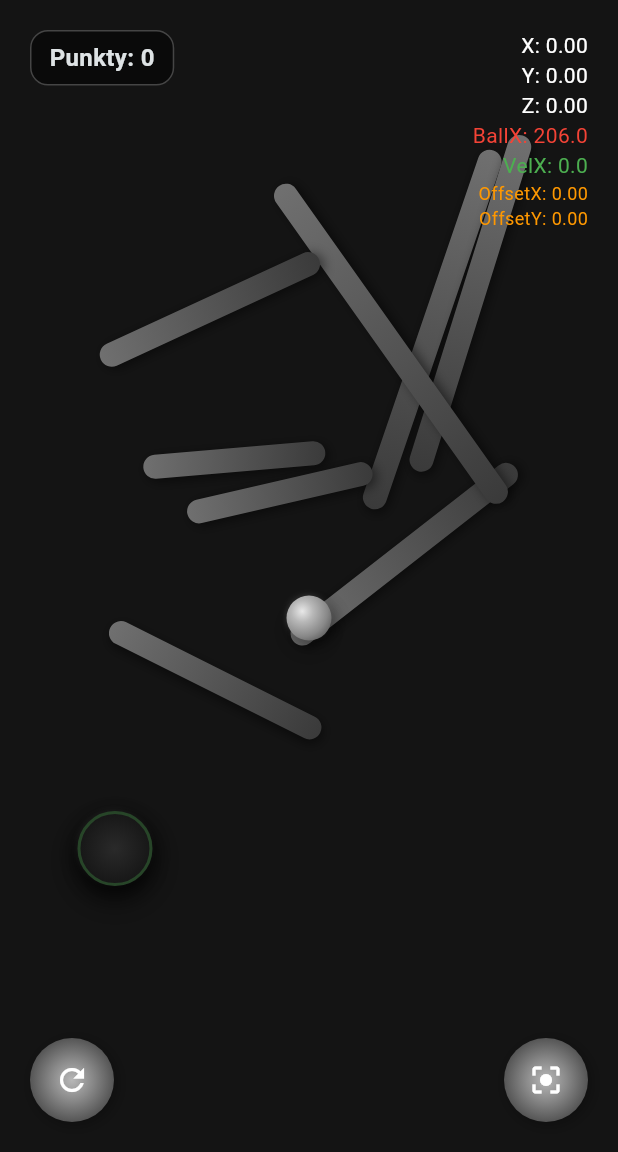
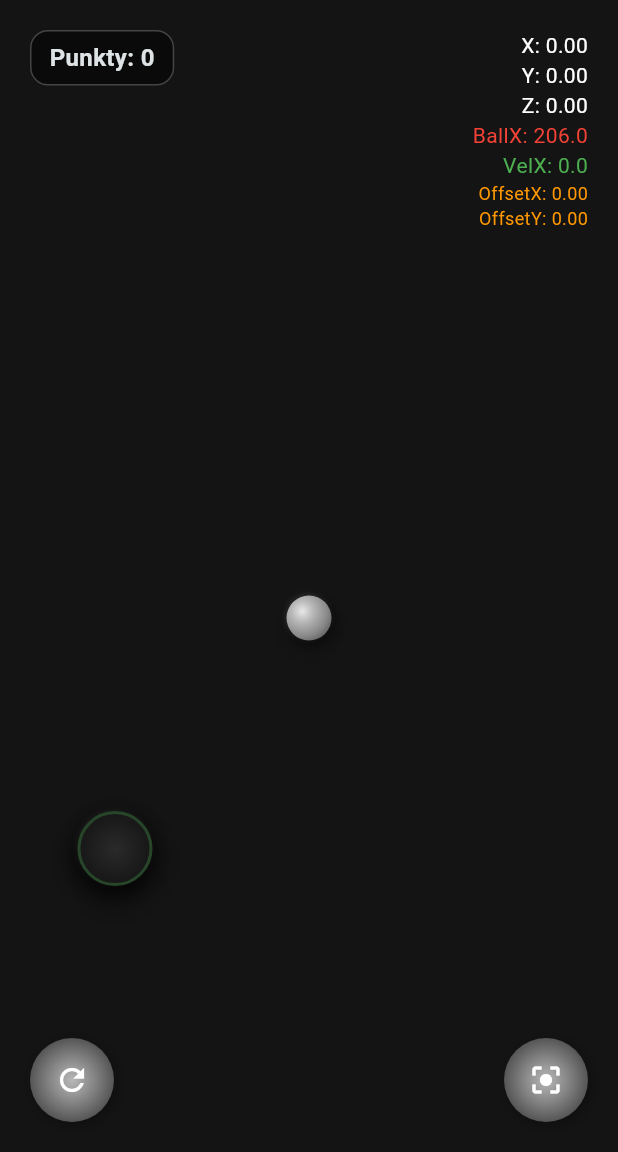
Before and after one commit to Cay00/BalanceGame, a Flutter app: the screen it shows after launch, after a tap on "GRAJ", on a phone screen of 412 x 824 dp, the part 84-1236 px from its top. Run offline on Flutter 3.47's test engine with Material 3 defaults, Android fonts, the phone set to English and light mode, and no system bars; our stand-ins replace sensors_plus.

Commit message:
obstacles removed

```diff
--- a/lib/mechanics/game_physics.dart
+++ b/lib/mechanics/game_physics.dart
@@ -1,29 +1,10 @@
-import 'dart:math';
-
-/// Prosta reprezentacja prostokątnej przeszkody na planszy
-class Obstacle {
-  final double x; // lewy górny róg
-  final double y;
-  final double width;
-  final double height;
-  final double angle; // kąt obrotu (radiany) dla wizualizacji
-
-  const Obstacle({
-    required this.x,
-    required this.y,
-    required this.width,
-    required this.height,
-    required this.angle,
-  });
-}
-
-/// Fizyka gry - zarządza ruchem kulki, kolizjami i przeszkodami
+/// Fizyka gry - zarządza ruchem kulki i kolizjami
 ///
 /// Zawiera:
 /// - Pozycję i prędkość kulki
 /// - Parametry fizyki (grawitacja, tarcie)
 /// - Kalibrację akcelerometru
-/// - Logikę kolizji ze ścianami i przeszkodami
+/// - Logikę kolizji ze ścianami
 class GamePhysics {
   // === FIZYKA KULKI ===
   double ballX = 0.0; // Pozycja kulki w osi X (piksele)
@@ -50,10 +31,6 @@ class GamePhysics {
 
   double _bottomPadding = 0.0;
 
-  // === PRZESZKODY ===
-  final List<Obstacle> obstacles = [];
-  final Random _random = Random();
-
   /// Inicjalizuje fizykę z wymiarami ekranu
   void initialize(double width, double height, {double bottomPadding = 0}) {
     screenWidth = width;
@@ -63,9 +40,6 @@ class GamePhysics {
     ballY = height / 2;
     // Zapisz padding dolny dla kolizji
     _bottomPadding = bottomPadding;
-
-    // Wygeneruj losowe przeszkody
-    _generateObstacles();
   }
 
   /// Resetuje pozycję kulki na środek ekranu i zatrzymuje ją
@@ -74,9 +48,6 @@ class GamePhysics {
     ballY = screenHeight / 2;
     velocityX = 0.0;
     velocityY = 0.0;
-
-    // Opcjonalnie odśwież przeszkody przy resecie
-    _generateObstacles();
   }
 
   /// Kalibruje akcelerometr - zapisuje aktualne wartości jako "poziom 0"
@@ -119,9 +90,6 @@ class GamePhysics {
 
     // === KOLIZJE ZE ŚCIANAMI ===
     _handleCollisions();
-
-    // === KOLIZJE Z PRZESZKODAMI ===
-    _handleObstacleCollisions();
   }
 
   /// Aktualizuje wynik gry na podstawie pozycji dziury
@@ -168,117 +136,4 @@ class GamePhysics {
       velocityY = -velocityY * 0.8;
     }
   }
-
-  /// Generuje losowe, podłużne przeszkody
-  void _generateObstacles() {
-    obstacles.clear();
-
-    if (screenWidth == 0 || screenHeight == 0) {
-      return;
-    }
-
-    const int count = 8;
-    const int maxAttemptsPerObstacle = 25;
-
-    for (var i = 0; i < count; i++) {
-      Obstacle? newObstacle;
-
-      for (var attempt = 0; attempt < maxAttemptsPerObstacle; attempt++) {
-        final isHorizontal = _random.nextBool();
-
-        final double length = (isHorizontal ? screenWidth : screenHeight) *
-            (0.25 + _random.nextDouble() * 0.25);
-        const double thickness = 16.0;
-        final double angle = (_random.nextDouble() - 0.5) * pi / 2; // ~ -45°..45°
-
-        double x, y, width, height;
-
-        if (isHorizontal) {
-          width = length;
-          height = thickness;
-          x = _random.nextDouble() * (screenWidth - width - 40) + 20;
-          y = _random.nextDouble() * (screenHeight * 0.6 - height - 40) + 60;
-        } else {
-          width = thickness;
-          height = length;
-          x = _random.nextDouble() * (screenWidth * 0.8 - width - 40) + 40;
-          y = _random.nextDouble() * (screenHeight * 0.5 - height - 40) + 80;
-        }
-
-        final candidate = Obstacle(
-          x: x,
-          y: y,
-          width: width,
-          height: height,
-          angle: angle,
-        );
-
-        // Sprawdź, czy nachodzi na istniejące przeszkody
-        final overlapsExisting = obstacles.any((existing) {
-          final bool noOverlap =
-              candidate.x + candidate.width <= existing.x ||
-                  existing.x + existing.width <= candidate.x ||
-                  candidate.y + candidate.height <= existing.y ||
-                  existing.y + existing.height <= candidate.y;
-          return !noOverlap;
-        });
-
-        if (!overlapsExisting) {
-          newObstacle = candidate;
-          break;
-        }
-      }
-
-      if (newObstacle != null) {
-        obstacles.add(newObstacle);
-      }
-    }
-  }
-
-  /// Obsługuje kolizje kulki z prostokątnymi przeszkodami
-  void _handleObstacleCollisions() {
-    const double ballRadius = 15.0;
-
-    for (final obstacle in obstacles) {
-      final double left = obstacle.x;
-      final double right = obstacle.x + obstacle.width;
-      final double top = obstacle.y;
-      final double bottom = obstacle.y + obstacle.height;
-
-      // Najbliższy punkt prostokąta do środka kulki
-      final double closestX = ballX.clamp(left, right);
-      final double closestY = ballY.clamp(top, bottom);
-
-      final double dx = ballX - closestX;
-      final double dy = ballY - closestY;
-
-      // Czy kulka wchodzi w prostokąt
-      if (dx * dx + dy * dy <= ballRadius * ballRadius) {
-        // Oblicz penetrację w każdym kierunku i odbij kulkę od najbliższej krawędzi
-        final double overlapLeft = (ballX + ballRadius) - left;
-        final double overlapRight = right - (ballX - ballRadius);
-        final double overlapTop = (ballY + ballRadius) - top;
-        final double overlapBottom = bottom - (ballY - ballRadius);
-
-        final double minOverlap =
-            [overlapLeft, overlapRight, overlapTop, overlapBottom].reduce(min);
-
-        const double bounceFactor = 0.8;
-
-        if (minOverlap == overlapLeft) {
-          ballX = left - ballRadius;
-          velocityX = -velocityX * bounceFactor;
-        } else if (minOverlap == overlapRight) {
-          ballX = right + ballRadius;
-          velocityX = -velocityX * bounceFactor;
-        } else if (minOverlap == overlapTop) {
-          ballY = top - ballRadius;
-          velocityY = -velocityY * bounceFactor;
-        } else {
-          ballY = bottom + ballRadius;
-          velocityY = -velocityY * bounceFactor;
-        }
-      }
-    }
-  }
 }
--- a/lib/ui/screens/game_screen.dart
+++ b/lib/ui/screens/game_screen.dart
@@ -8,7 +8,6 @@ import 'package:balance_game/mechanics/game_physics.dart';
 import 'package:balance_game/ui/widgets/ball_widget.dart';
 import 'package:balance_game/ui/widgets/data_panel.dart';
 import 'package:balance_game/ui/widgets/hole_widget.dart';
-import 'package:balance_game/ui/widgets/obstacle_widget.dart';
 
 /// Główna strona gry z kulką i akcelerometrem
 class MyHomePage extends StatefulWidget {
@@ -129,38 +128,10 @@ class _MyHomePageState extends State<MyHomePage> {
       // Ustal promień dziury
       _holeRadius = 25.0; // Połowa size = 50.0
 
-      // Wylosuj pozycję dziury w bezpiecznym obszarze ekranu,
-      // starając się unikać nachodzenia na przeszkody.
-      const int maxAttempts = 30;
-      double holeX = screenWidth * 0.8;
-      double holeY = screenHeight * 0.7;
-
-      for (var attempt = 0; attempt < maxAttempts; attempt++) {
-        final candidateX =
-            40.0 + _random.nextDouble() * (screenWidth - 80.0); // marginesy
-        final availableHeight = screenHeight - bottomPadding - 160.0;
-        final candidateY = 80.0 + _random.nextDouble() * max(0, availableHeight);
-
-        final overlapsObstacle = _physics.obstacles.any((o) {
-          final left = o.x - _holeRadius;
-          final right = o.x + o.width + _holeRadius;
-          final top = o.y - _holeRadius;
-          final bottom = o.y + o.height + _holeRadius;
-          return candidateX >= left &&
-              candidateX <= right &&
-              candidateY >= top &&
-              candidateY <= bottom;
-        });
-
-        if (!overlapsObstacle) {
-          holeX = candidateX;
-          holeY = candidateY;
-          break;
-        }
-      }
-
-      _holeX = holeX;
-      _holeY = holeY;
+      // Wylosuj pozycję dziury w bezpiecznym obszarze ekranu
+      _holeX = 40.0 + _random.nextDouble() * (screenWidth - 80.0); // marginesy
+      final availableHeight = screenHeight - bottomPadding - 160.0;
+      _holeY = 80.0 + _random.nextDouble() * max(0, availableHeight);
     }
 
     return Scaffold(
@@ -194,21 +165,11 @@ class _MyHomePageState extends State<MyHomePage> {
 
           // === DZIURA - CEL ===
           HoleWidget(
-            x: _holeX, // 80% szerokości ekranu
-            y: _holeY, // 70% wysokości ekranu
+            x: _holeX,
+            y: _holeY,
             size: _holeRadius * 2,
             isActive: true,
           ),
-
-          // === PRZESZKODY ===
-          for (final obstacle in _physics.obstacles)
-            ObstacleWidget(
-              x: obstacle.x,
-              y: obstacle.y,
-              width: obstacle.width,
-              height: obstacle.height,
-              angle: obstacle.angle,
-            ),
 
           // === KULKA Z FIZYKĄ ===
           BallWidget(
--- a/lib/ui/widgets/obstacle_widget.dart
+++ /dev/null
@@ -1,53 +0,0 @@
-import 'package:flutter/material.dart';
-
-/// Wizualizacja prostokątnej przeszkody
-class ObstacleWidget extends StatelessWidget {
-  final double x;
-  final double y;
-  final double width;
-  final double height;
-  final double angle; // radiany
-
-  const ObstacleWidget({
-    super.key,
-    required this.x,
-    required this.y,
-    required this.width,
-    required this.height,
-    required this.angle,
-  });
-
-  @override
-  Widget build(BuildContext context) {
-    return Positioned(
-      left: x,
-      top: y,
-      child: Transform.rotate(
-        angle: angle,
-        alignment: Alignment.center,
-        child: Container(
-          width: width,
-          height: height,
-          decoration: BoxDecoration(
-            borderRadius: BorderRadius.circular(12),
-            gradient: const LinearGradient(
-              begin: Alignment.topLeft,
-              end: Alignment.bottomRight,
-              colors: [
-                Color(0xFF707070),
-                Color(0xFF3A3A3A),
-              ],
-            ),
-            boxShadow: [
-              BoxShadow(
-                color: Colors.black.withOpacity(0.5),
-                blurRadius: 6,
-                offset: const Offset(2, 2),
-              ),
-            ],
-          ),
-        ),
-      ),
-    );
-  }
-}
```
